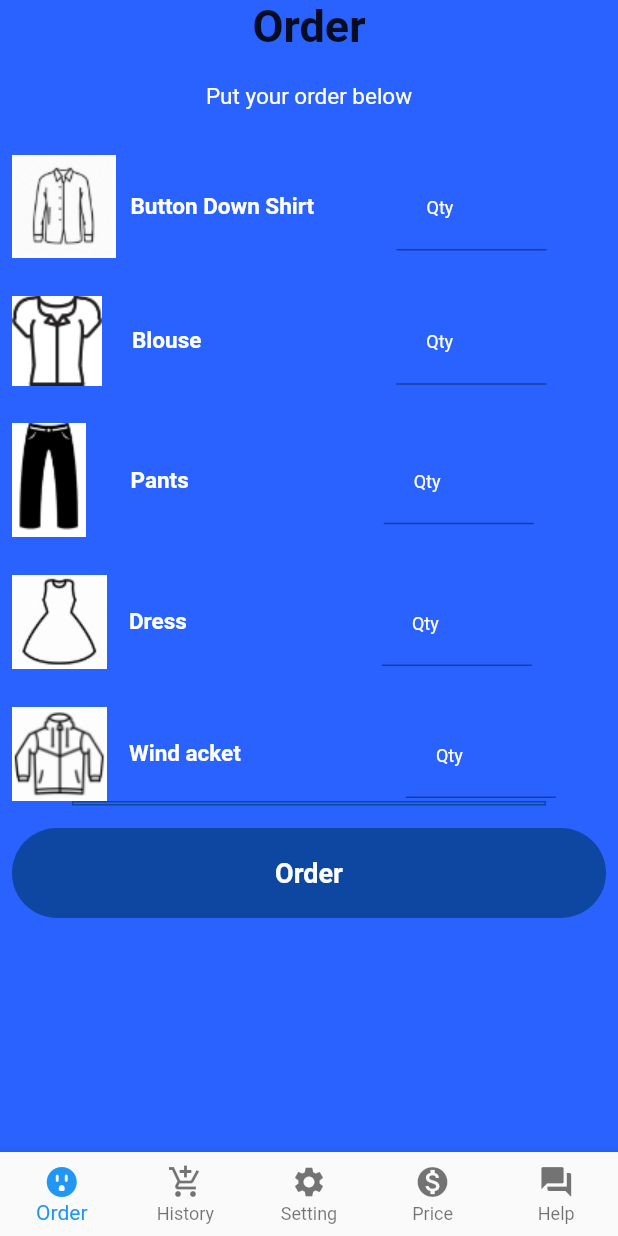
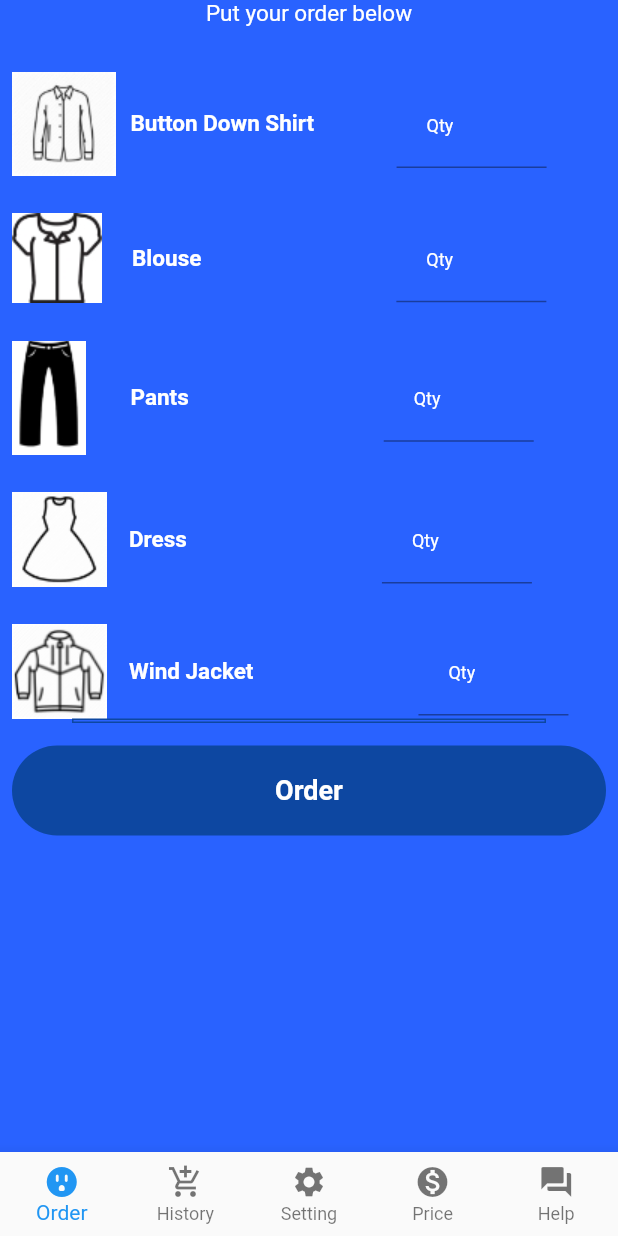
Before and after one commit to fauzipradipta/ProfessionalLaundry, a Flutter app: the Mainpage screen opened directly, on a phone screen of 412 x 824 dp. Run offline on Flutter 3.47's test engine with Material 2 defaults, Android fonts, the phone set to English and light mode, and no system bars; our stand-ins replace firebase_auth, firebase_core; accounts and stored records are empty.

Commit message:
Update to working on HistoryPage working

```diff
--- a/lib/Screens/Bodymainpage.dart
+++ b/lib/Screens/Bodymainpage.dart
@@ -5,6 +5,16 @@ import 'package:pl/Screens/History.dart';
 //import 'package:pl/models/Clothes_model.dart';
 
 class  BodyMainPage extends StatelessWidget {
+
+  // final clothes = Clothes(
+  //   // dateTime: DateFormat("dd/MM/yyyy - HH:mm:ss:S").format(DateTime.now())
+  // );
+  final buttonDownShirt = TextEditingController();
+  final blouse = TextEditingController();
+  final pants = TextEditingController();
+  final dress = TextEditingController();
+  final windJacket = TextEditingController();
+
 
   @override
   Widget build(BuildContext context) {
@@ -19,16 +29,6 @@ class  BodyMainPage extends StatelessWidget {
             children: <Widget>[
               Column(
                 children: <Widget>[
-                  Text(
-                    "Order",
-                    style: TextStyle(
-                      fontSize: 30,
-                      fontWeight: FontWeight.bold,
-                    ),
-                  ),
-                  SizedBox(
-                    height: 20,
-                  ),
                   Text(
                     "Put your order below",
                     style: TextStyle(fontSize: 15, color: Colors.white),
@@ -47,7 +47,7 @@ class  BodyMainPage extends StatelessWidget {
               Padding(
                 padding: EdgeInsets.only(top: 25),
                 child: Row(
-                  children: [
+                  children:<Widget> [
                     Image.asset('assets/images/buttonDownShirt.jpg'),
                     Padding(
                       padding:  EdgeInsets.only(left:10),
@@ -64,6 +64,7 @@ class  BodyMainPage extends StatelessWidget {
                       child: SizedBox(
                         width: 100,
                         child: TextField(
+                          controller: buttonDownShirt,
                           style: TextStyle(color: Colors.black),
                           decoration: InputDecoration(
                             hintText: "Qty",
@@ -103,6 +104,7 @@ class  BodyMainPage extends StatelessWidget {
                       child: SizedBox(
                         width: 100,
                         child: TextField(
+                          controller: blouse,
                           style: TextStyle(color: Colors.black),
                           decoration: InputDecoration(
                             hintText: "Qty",
@@ -141,6 +143,7 @@ class  BodyMainPage extends StatelessWidget {
                       child: SizedBox(
                         width: 100,
                         child: TextField(
+                          controller: pants,
                           style: TextStyle(color: Colors.black),
                           decoration: InputDecoration(
                             hintText: "Qty",
@@ -179,6 +182,7 @@ class  BodyMainPage extends StatelessWidget {
                       child: SizedBox(
                         width: 100,
                         child: TextField(
+                          controller: dress,
                           style: TextStyle(color: Colors.black),
                           decoration: InputDecoration(
                             hintText: "Qty",
@@ -205,7 +209,7 @@ class  BodyMainPage extends StatelessWidget {
                     Image.asset('assets/images/windjacket.jpg'),
                      Padding(
                        padding: EdgeInsets.only(left: 15),
-                       child: Text('Wind acket',
+                       child: Text('Wind Jacket',
                               style: TextStyle(
                                 fontWeight:FontWeight.w600,
                                 color: Colors.white,
@@ -218,6 +222,7 @@ class  BodyMainPage extends StatelessWidget {
                       child: SizedBox(
                           width: 100,
                           child: TextField(
+                            controller: windJacket,
                             style: TextStyle(color: Colors.black),
                             decoration: InputDecoration(
                               hintText: "Qty",
@@ -249,9 +254,10 @@ class  BodyMainPage extends StatelessWidget {
                         )),
                   ),
               ),
+
+              //Order Button
               Padding(
                 padding: EdgeInsets.only(top:15),
-                    //Order Button
                     child: MaterialButton(
                       minWidth: double.infinity,
                       height: 60,
@@ -301,4 +307,5 @@ class  BodyMainPage extends StatelessWidget {
       ],
     );
   }
+
 }
--- a/lib/models/Clothes_model.dart
+++ b/lib/models/Clothes_model.dart
@@ -2,12 +2,12 @@ class Clothes{
   String imageUrl;
   String name;
   int price;
-
+  String dateTime;
   Clothes({
     this.imageUrl,
     this.name,
     this.price,
-
+    this.dateTime
   });
 }
 
```
Also changed, not shown: lib/Screens/History.dart (+6 -1 lines).
